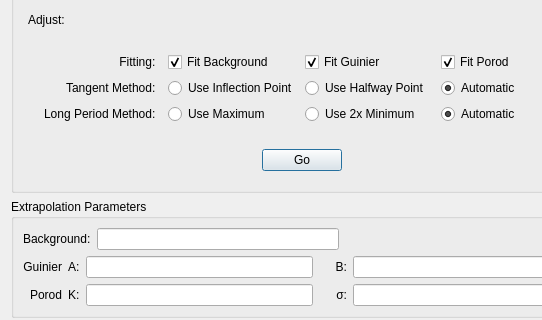
First picture: the form in src/sas/qtgui/Perspectives/Corfunc/UI/CorfuncPanel.ui, repository SasView/sasview, before the edit; both pictures show x 0 to 542 and y 119 to 439 of the 1157 by 885 pixel window.
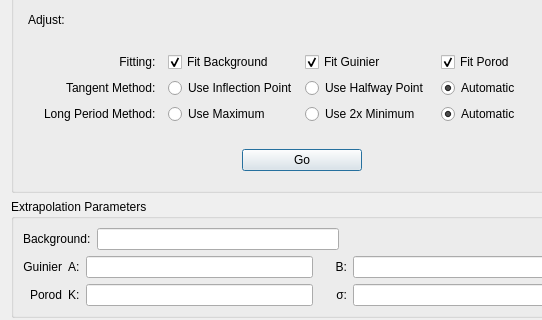
Second picture: the form after the edit.

The edit to the form file:
```diff
--- a/src/sas/qtgui/Perspectives/Corfunc/UI/CorfuncPanel.ui
+++ b/src/sas/qtgui/Perspectives/Corfunc/UI/CorfuncPanel.ui
@@ -427,6 +427,18 @@
                  </item>
                  <item>
                   <widget class="QPushButton" name="cmdExtract">
+                   <property name="sizePolicy">
+                    <sizepolicy hsizetype="Fixed" vsizetype="Fixed">
+                     <horstretch>0</horstretch>
+                     <verstretch>0</verstretch>
+                    </sizepolicy>
+                   </property>
+                   <property name="minimumSize">
+                    <size>
+                     <width>120</width>
+                     <height>0</height>
+                    </size>
+                   </property>
                    <property name="toolTip">
                     <string>Extract model parameters from the real space transformed curve.</string>
                    </property>
```
